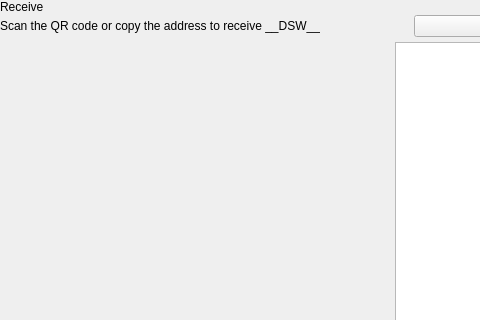
Above: src/qt/pivx/forms/receivewidget.ui from decenomy/DSW before the change; both pictures show x 0 to 480 and y 0 to 320 of the 629 by 629 pixel window. Below: the same form after it.
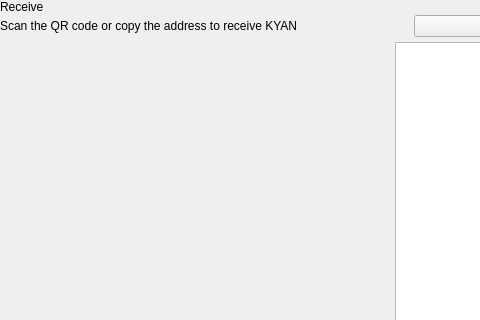
That is the form after the change. Custom widgets are drawn as their Qt base class.

```diff
--- a/src/qt/pivx/forms/receivewidget.ui
+++ b/src/qt/pivx/forms/receivewidget.ui
@@ -78,7 +78,7 @@
             <item alignment="Qt::AlignTop">
              <widget class="QLabel" name="labelSubtitle1">
               <property name="text">
-               <string>Scan the QR code or copy the address to receive __DSW__</string>
+               <string>Scan the QR code or copy the address to receive KYAN</string>
               </property>
              </widget>
             </item>
```
